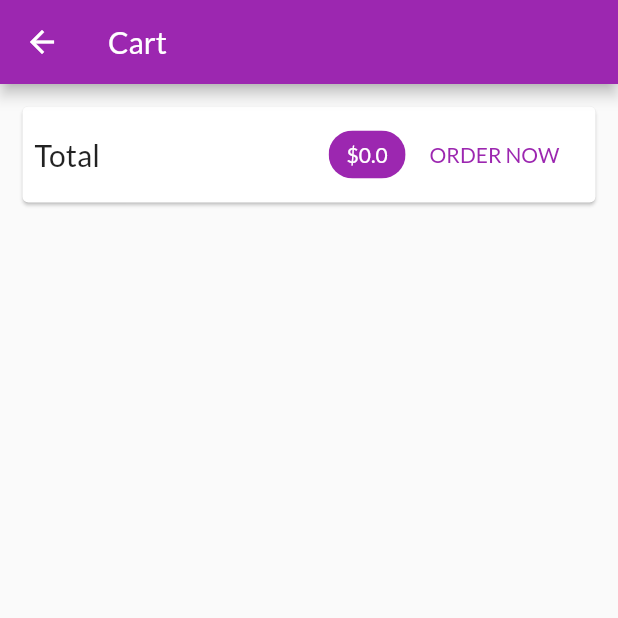
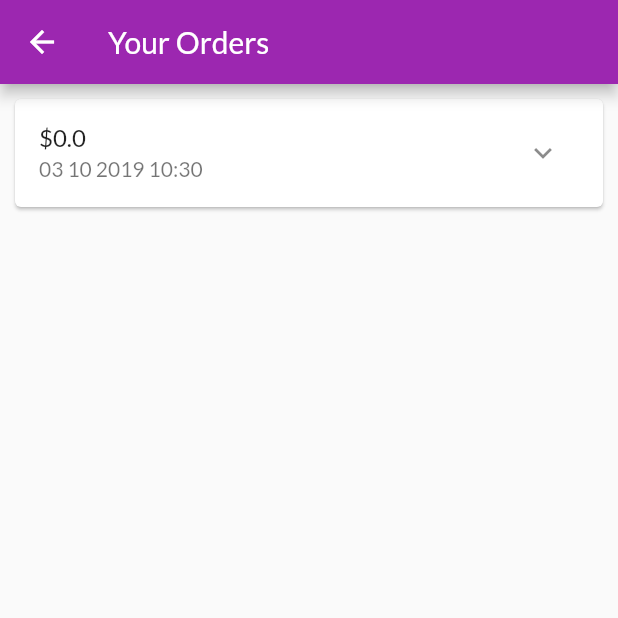
Before and after one commit to scrumptiousdev/flutterShopApp, a Flutter app: the CartPage screen opened by its route, after a tap on "ORDER NOW", on a phone screen of 412 x 824 dp, the top half of it. Run offline on Flutter 3.47's test engine with Material 2 defaults, Android fonts, the phone set to English and light mode, and no system bars; network calls fail.

Commit message:
Orders page

```diff
--- a/lib/main.dart
+++ b/lib/main.dart
@@ -4,8 +4,10 @@ import 'package:provider/provider.dart';
 import './pages/products_overview_page.dart';
 import './pages/product_detail_page.dart';
 import './pages/cart_page.dart';
+import './pages/orders_page.dart';
 import './providers/products.dart';
 import './providers/cart.dart';
+import './providers/orders.dart';
 
 void main() => runApp(ShopApp());
 
@@ -15,7 +17,8 @@ class ShopApp extends StatelessWidget {
     return MultiProvider (
       providers: [
         ChangeNotifierProvider.value(value: Products()),
-        ChangeNotifierProvider.value(value: Cart())
+        ChangeNotifierProvider.value(value: Cart()),
+        ChangeNotifierProvider.value(value: Orders())
       ],
       child: MaterialApp(
         title: 'Shop App',
@@ -27,7 +30,8 @@ class ShopApp extends StatelessWidget {
         home: ProductsOverviewPage(),
         routes: {
           ProductDetailPage.routeName: (ctx) => ProductDetailPage(),
-          CartPage.routeName: (ctx) => CartPage()
+          CartPage.routeName: (ctx) => CartPage(),
+          OrdersPage.routeName: (ctx) => OrdersPage()
         }
       )
     );
--- a/lib/pages/cart_page.dart
+++ b/lib/pages/cart_page.dart
@@ -1,6 +1,8 @@
 import 'package:flutter/material.dart';
 import 'package:provider/provider.dart';
 
+import '../pages/orders_page.dart';
+import '../providers/orders.dart';
 import '../providers/cart.dart' show Cart;
 import '../widgets/cart_item.dart';
 
@@ -42,7 +44,11 @@ class CartPage extends StatelessWidget {
                   ),
                   FlatButton(
                     child: Text('ORDER NOW'),
-                    onPressed: () {},
+                    onPressed: () {
+                      Provider.of<Orders>(context, listen: false).addOrder(cart.items.values.toList(), cart.totalAmount);
+                      cart.clear();
+                      Navigator.of(context).pushNamed(OrdersPage.routeName);
+                    },
                     textColor: Theme.of(context).primaryColor
                   )
                 ]
--- /dev/null
+++ b/lib/pages/orders_page.dart
@@ -0,0 +1,24 @@
+import 'package:flutter/material.dart';
+import 'package:provider/provider.dart';
+
+import '../providers/orders.dart' show Orders;
+import '../widgets/order_item.dart';
+
+class OrdersPage extends StatelessWidget {
+  static const routeName = '/orders';
+
+  @override
+  Widget build(BuildContext context) {
+    final orderData = Provider.of<Orders>(context);
+
+    return Scaffold(
+      appBar: AppBar(
+        title: const Text('Your Orders')
+      ),
+      body: ListView.builder(
+        itemCount: orderData.orders.length,
+        itemBuilder: (ctx, i) => OrderItem(orderData.orders[i])
+      )
+    );
+  }
+}
--- a/lib/providers/cart.dart
+++ b/lib/providers/cart.dart
@@ -60,4 +60,10 @@ class Cart with ChangeNotifier {
 
     notifyListeners();
   }
+
+  void clear() {
+    _items = {};
+
+    notifyListeners();
+  }
 }
--- /dev/null
+++ b/lib/providers/orders.dart
@@ -0,0 +1,36 @@
+import 'package:flutter/foundation.dart';
+
+import './cart.dart';
+
+class OrderItem {
+  final String id;
+  final double amount;
+  final List<CartItem> products;
+  final DateTime dateTime;
+
+  OrderItem({
+    @required this.id,
+    @required this.amount,
+    @required this.products,
+    @required this.dateTime
+  });
+}
+
+class Orders with ChangeNotifier {
+  List<OrderItem> _orders = [];
+
+  List<OrderItem> get orders {
+    return [..._orders];
+  }
+
+  void addOrder(List<CartItem> cartProducts, double total) {
+    _orders.insert(0, OrderItem(
+      id: DateTime.now().toString(),
+      amount: total,
+      products: cartProducts,
+      dateTime: DateTime.now()
+    ));
+
+    notifyListeners();
+  }
+}
--- /dev/null
+++ b/lib/widgets/order_item.dart
@@ -0,0 +1,29 @@
+import 'package:flutter/material.dart';
+import 'package:intl/intl.dart';
+
+import '../providers/orders.dart' as o;
+
+class OrderItem extends StatelessWidget {
+  final o.OrderItem order;
+
+  OrderItem(this.order);
+
+  @override
+  Widget build(BuildContext context) {
+    return Card(
+      margin: EdgeInsets.all(10),
+      child: Column(
+        children: <Widget>[
+          ListTile(
+            title: Text('\$${order.amount}'),
+            subtitle: Text(DateFormat('dd MM yyyy hh:mm').format(order.dateTime)),
+            trailing: IconButton(
+              icon: Icon(Icons.expand_more),
+              onPressed: () {}
+            )
+          )
+        ]
+      )
+    );
+  }
+}
--- a/pubspec.yaml
+++ b/pubspec.yaml
@@ -20,6 +20,7 @@ dependencies:
   flutter:
     sdk: flutter
   provider: ^3.0.0
+  intl: ^0.15.8
 
   # The following adds the Cupertino Icons font to your application.
   # Use with the CupertinoIcons class for iOS style icons.
```
Also changed, not shown: pubspec.lock.
